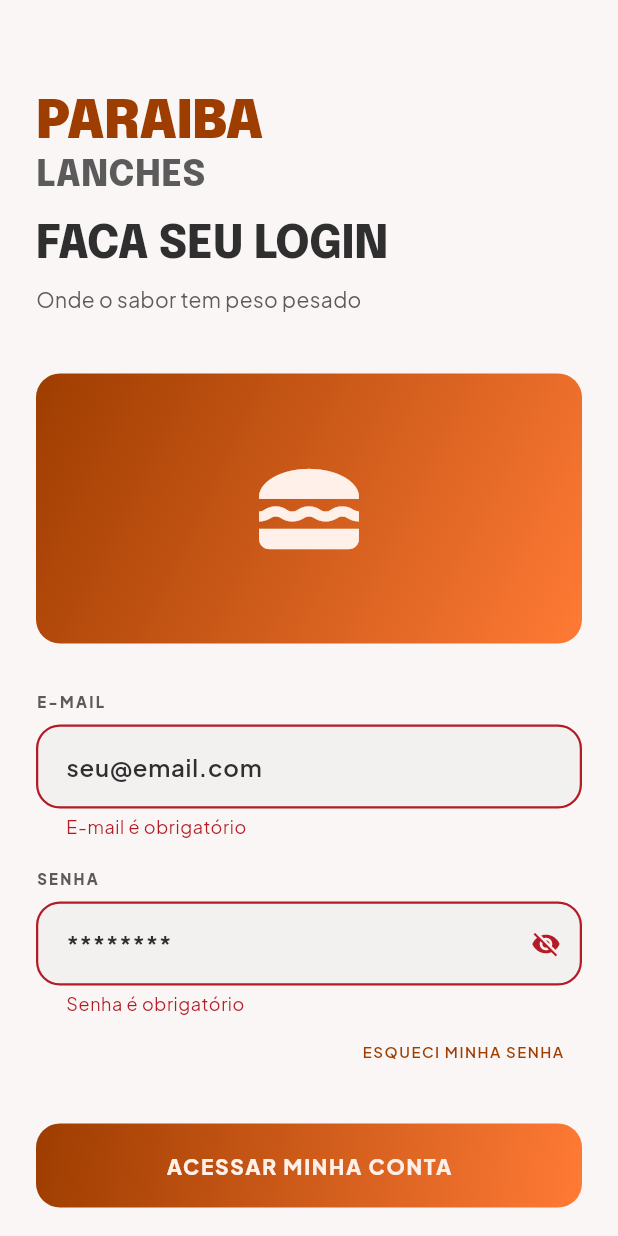
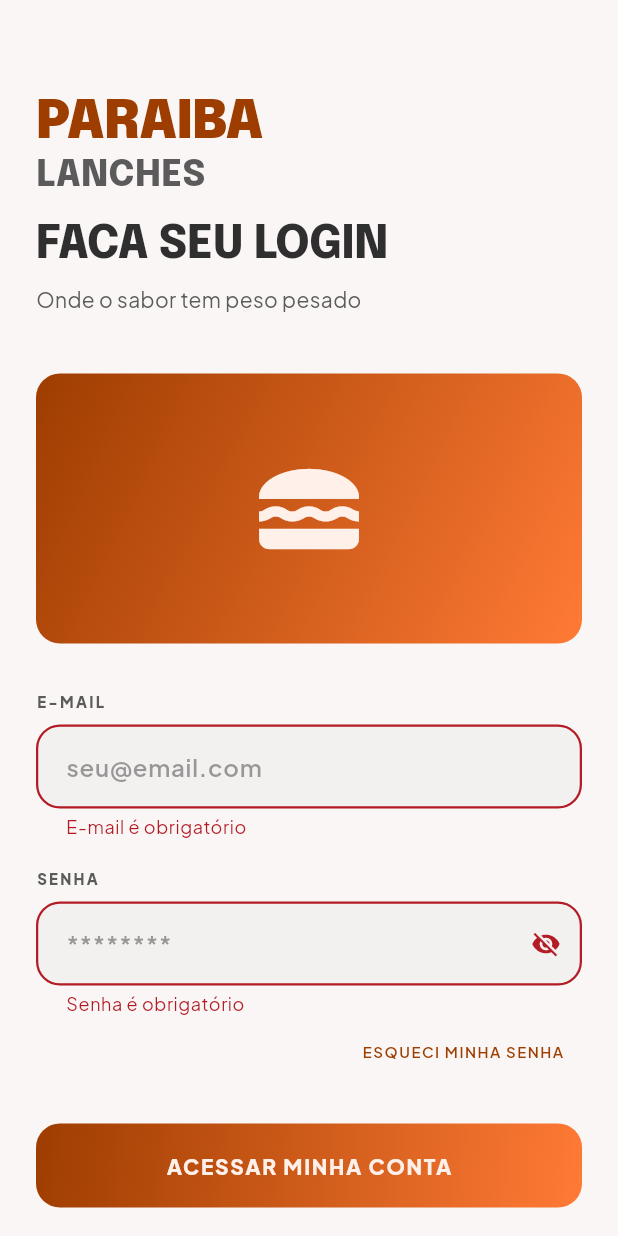
Before and after one commit to ParaibaLanches/paraiba-lanches, a Flutter app: the screen it shows after launch, after a tap on "ACESSAR MINHA CONTA", on a phone screen of 412 x 824 dp. Run offline on Flutter 3.47's test engine with Material 3 defaults, Android fonts, the phone set to English and light mode, and no system bars; our stand-ins replace cached_network_image, dio, flutter_dotenv, flutter_riverpod, go_router, google_fonts and 4 more.

Commit message:
feat(ui/nav): otimiza densidade da home, padroniza visual de inputs e estabiliza fluxo de navegação pós-login

```diff
--- a/lib/controllers/auth_controller.dart
+++ b/lib/controllers/auth_controller.dart
@@ -1,3 +1,4 @@
+import 'package:flutter/material.dart';
 import 'package:flutter_riverpod/flutter_riverpod.dart';
 import '../models/user.dart';
 import 'providers.dart';
@@ -61,15 +62,16 @@
     try {
       final profile = await ref.read(authServiceProvider).getProfile();
       state = state.copyWith(user: profile, isAuthenticated: true, isInitialized: true);
-    } catch (_) {
+    } catch (e) {
+      debugPrint('[Auth] Erro ao carregar perfil: $e');
       await ref.read(authServiceProvider).logout();
-      state = state.copyWith(isInitialized: true);
+      state = state.copyWith(isInitialized: true, isAuthenticated: false);
     }
   }
 
   Future<void> logout() async {
     await ref.read(authServiceProvider).logout();
-    state = const AuthState();
+    state = const AuthState(isInitialized: true);
   }
 
   Future<void> updateProfile({String? name, String? phone, String? document, String? address}) async {
--- a/lib/core/routing/app_router.dart
+++ b/lib/core/routing/app_router.dart
@@ -20,9 +20,14 @@
     redirect: (context, state) {
       final authState = ref.read(authControllerProvider);
       final isAuth = authState.isAuthenticated;
+      final isInitialized = authState.isInitialized;
+
+      // Do nothing if not initialized to avoid flickering or incorrect redirects
+      if (!isInitialized) return null;
 
       final isAuthRoute = state.uri.path == '/login' || state.uri.path == '/register';
 
+      if (state.uri.path == '/') return '/home';
       if (!isAuth && !isAuthRoute) return '/login';
       if (isAuth && isAuthRoute) return '/home';
 
@@ -52,7 +57,7 @@
   RouterNotifier(this._ref) {
     _ref.listen(
       authControllerProvider,
-      (_, __) => notifyListeners(),
+      (_, _) => notifyListeners(),
     );
   }
 }
--- a/lib/views/auth/login_view.dart
+++ b/lib/views/auth/login_view.dart
@@ -42,7 +42,7 @@
     final authState = ref.watch(authControllerProvider);
 
     ref.listen(authControllerProvider, (prev, next) {
-      if (next.isAuthenticated) context.go('/menu');
+      if (next.isAuthenticated) context.go('/home');
     });
 
     return Scaffold(
--- a/lib/views/auth/register_view.dart
+++ b/lib/views/auth/register_view.dart
@@ -48,7 +48,7 @@
     final authState = ref.watch(authControllerProvider);
 
     ref.listen(authControllerProvider, (prev, next) {
-      if (next.isAuthenticated) context.go('/menu');
+      if (next.isAuthenticated) context.go('/home');
     });
 
     return Scaffold(
--- a/lib/views/home/widgets/dynamic_bento_section.dart
+++ b/lib/views/home/widgets/dynamic_bento_section.dart
@@ -60,7 +60,7 @@
             onAddTap: () => onAddTap(item2),
           ),
         ],
-        const SizedBox(height: 32),
+        const SizedBox(height: 12),
       ],
     );
   }
--- a/lib/views/home/widgets/dynamic_carousel_section.dart
+++ b/lib/views/home/widgets/dynamic_carousel_section.dart
@@ -45,7 +45,7 @@
             },
           ),
         ),
-        const SizedBox(height: 32),
+        const SizedBox(height: 12),
       ],
     );
   }
--- a/lib/views/home/widgets/dynamic_hero_section.dart
+++ b/lib/views/home/widgets/dynamic_hero_section.dart
@@ -26,7 +26,7 @@
     return Container(
       width: double.infinity,
       height: 380,
-      margin: const EdgeInsets.only(bottom: 32),
+      margin: const EdgeInsets.only(bottom: 12),
       decoration: BoxDecoration(
         color: AppColors.surfaceContainerLow,
         borderRadius: BorderRadius.circular(36),
--- a/lib/views/widgets/app_text_field.dart
+++ b/lib/views/widgets/app_text_field.dart
@@ -53,16 +53,20 @@
           onFieldSubmitted: onSubmitted,
           style: AppTypography.bodyLarge.copyWith(
             fontWeight: FontWeight.w600,
-            color: enabled ? AppColors.onSurface : AppColors.onSurface.withValues(alpha: 0.7),
+            color: enabled ? AppColors.onSurface : AppColors.onSurfaceVariant.withValues(alpha: 0.6),
           ),
           decoration: InputDecoration(
             hintText: hint,
+            hintStyle: AppTypography.bodyLarge.copyWith(
+              fontWeight: FontWeight.w600,
+              color: AppColors.onSurfaceVariant.withValues(alpha: 0.6),
+            ),
             suffixIcon: suffixIcon,
             filled: true,
-            fillColor: enabled ? AppColors.surfaceContainerLow : AppColors.surfaceContainerLow.withValues(alpha: 0.5),
+            fillColor: enabled ? AppColors.surfaceContainerLow : AppColors.surfaceContainer,
             disabledBorder: OutlineInputBorder(
               borderRadius: BorderRadius.circular(16),
-              borderSide: BorderSide(color: AppColors.outlineVariant.withValues(alpha: 0.3)),
+              borderSide: BorderSide(color: AppColors.outlineVariant.withValues(alpha: 0.2)),
             ),
             enabledBorder: OutlineInputBorder(
               borderRadius: BorderRadius.circular(16),
```
Also changed, not shown: lib/views/home/home_view.dart (+117 -38 lines), lib/views/profile/profile_view.dart (+7 -3 lines).
